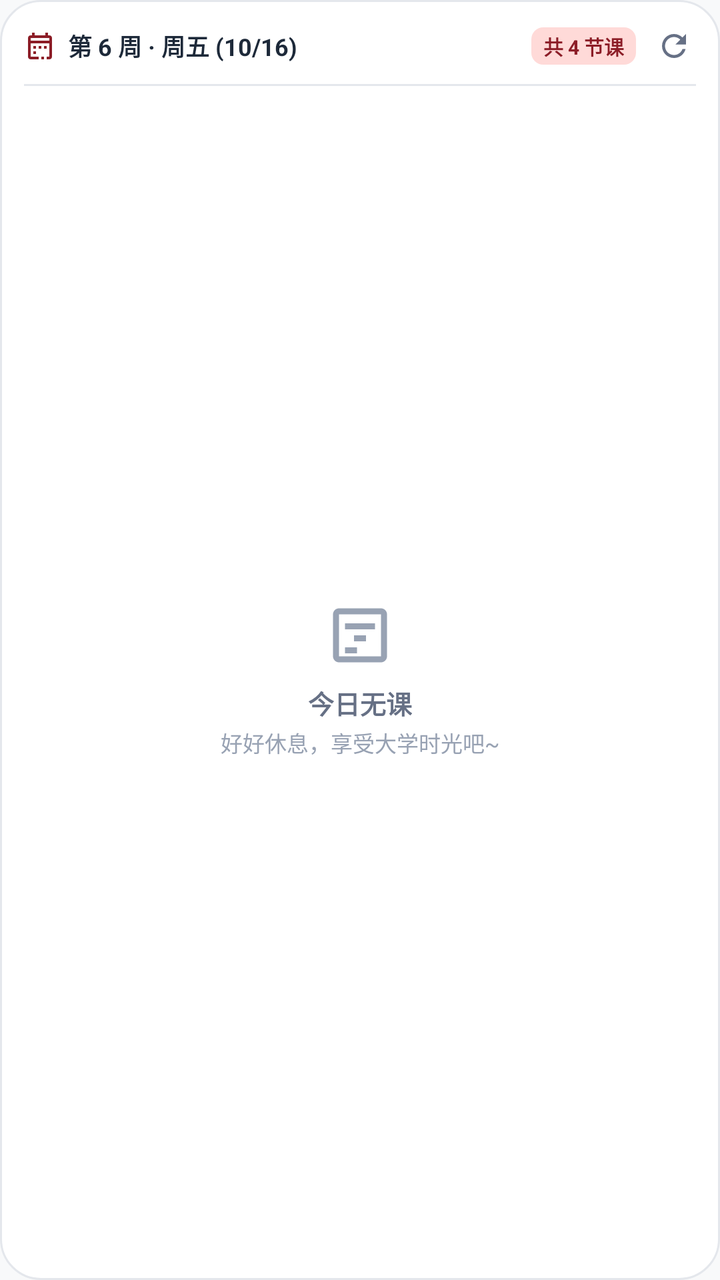
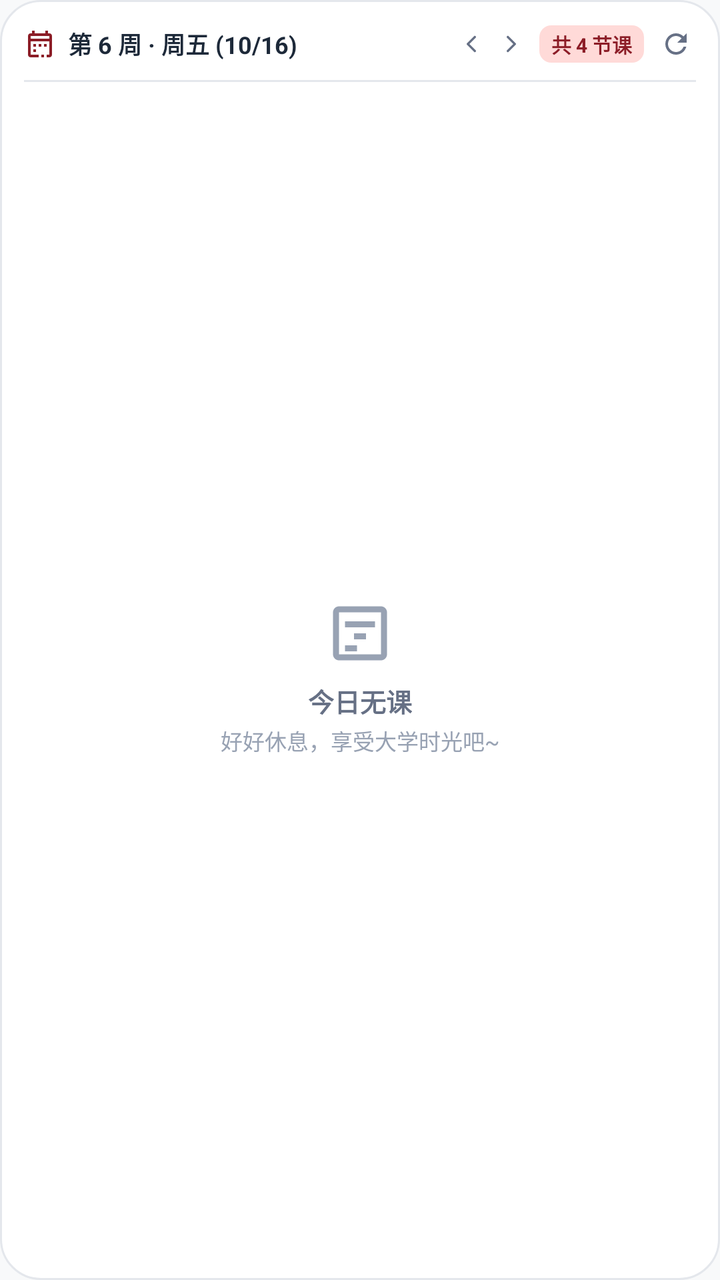

Compare the two renders of this Android layout. The source of the first and the diff that turns it into the second are given below.
<!-- AndroidManifest.xml: application theme Theme.UsstJwgl -->
<!-- res/layout/widget_today_schedule.xml -->
<?xml version="1.0" encoding="utf-8"?>
<LinearLayout xmlns:android="http://schemas.android.com/apk/res/android"
    xmlns:tools="http://schemas.android.com/tools"
    android:id="@+id/llWidgetRoot"
    android:layout_width="match_parent"
    android:layout_height="match_parent"
    android:background="@drawable/bg_widget_container"
    android:orientation="vertical"
    android:padding="12dp">

    
    <LinearLayout
        android:id="@+id/llWidgetHeader"
        android:layout_width="match_parent"
        android:layout_height="wrap_content"
        android:gravity="center_vertical"
        android:orientation="horizontal">

        <ImageView
            android:layout_width="16dp"
            android:layout_height="16dp"
            android:src="@drawable/ic_nav_timetable"
            android:tint="@color/primary"
            tools:ignore="UseAppTint" />

        <TextView
            android:id="@+id/tvWidgetHeaderDate"
            android:layout_width="0dp"
            android:layout_height="wrap_content"
            android:layout_marginStart="6dp"
            android:layout_weight="1"
            android:ellipsize="end"
            android:maxLines="1"
            android:text="第 6 周 · 周五 (10/16)"
            android:textColor="@color/text_primary"
            android:textSize="12sp"
            android:textStyle="bold" />

        <TextView
            android:id="@+id/tvWidgetStatusBadge"
            android:layout_width="wrap_content"
            android:layout_height="wrap_content"
            android:layout_marginEnd="8dp"
            android:background="@drawable/bg_widget_badge"
            android:paddingHorizontal="6dp"
            android:paddingVertical="2dp"
            android:text="共 4 节课"
            android:textColor="@color/badge_text"
            android:textSize="10sp"
            android:textStyle="bold" />

        <ImageView
            android:id="@+id/btnWidgetRefresh"
            android:layout_width="22dp"
            android:layout_height="22dp"
            android:background="?android:attr/selectableItemBackgroundBorderless"
            android:padding="2dp"
            android:src="@drawable/ic_refresh"
            android:tint="@color/text_secondary"
            tools:ignore="UseAppTint" />
    </LinearLayout>

    <ImageView
        android:layout_width="match_parent"
        android:layout_height="1dp"
        android:layout_marginTop="8dp"
        android:layout_marginBottom="8dp"
        android:background="@color/border" />

    
    <FrameLayout
        android:layout_width="match_parent"
        android:layout_height="0dp"
        android:layout_weight="1">

        <ListView
            android:id="@+id/lvWidgetCourses"
            android:layout_width="match_parent"
            android:layout_height="match_parent"
            android:divider="@null"
            android:dividerHeight="0dp"
            android:scrollbars="none" />

        
        <LinearLayout
            android:id="@+id/llWidgetEmpty"
            android:layout_width="match_parent"
            android:layout_height="match_parent"
            android:gravity="center"
            android:orientation="vertical">

            <ImageView
                android:id="@+id/ivWidgetEmptyIcon"
                android:layout_width="36dp"
                android:layout_height="36dp"
                android:src="@drawable/ic_empty_courses"
                android:tint="@color/text_tertiary"
                tools:ignore="UseAppTint" />

            <TextView
                android:id="@+id/tvWidgetEmptyTitle"
                android:layout_width="wrap_content"
                android:layout_height="wrap_content"
                android:layout_marginTop="6dp"
                android:text="今日无课"
                android:textColor="@color/text_secondary"
                android:textSize="13sp"
                android:textStyle="bold" />

            <TextView
                android:id="@+id/tvWidgetEmptySubtitle"
                android:layout_width="wrap_content"
                android:layout_height="wrap_content"
                android:layout_marginTop="2dp"
                android:text="好好休息，享受大学时光吧~"
                android:textColor="@color/text_tertiary"
                android:textSize="11sp" />
        </LinearLayout>

    </FrameLayout>

</LinearLayout>
<!-- resources referenced by this layout -->
<resources>
  <color name="badge_text">#8C1D27</color>
  <color name="border">#E4E7EC</color>
  <color name="primary">#8C1D27</color>
  <color name="text_primary">#1D2939</color>
  <color name="text_secondary">#667085</color>
  <color name="text_tertiary">#98A2B3</color>
  <!-- drawable bg_widget_badge (drawable) -->
  <?xml version="1.0" encoding="utf-8"?>
  <shape xmlns:android="http://schemas.android.com/apk/res/android"
      android:shape="rectangle">
      <corners android:radius="6dp" />
      <solid android:color="@color/badge_bg" />
  </shape>
  <!-- drawable bg_widget_container (drawable) -->
  <?xml version="1.0" encoding="utf-8"?>
  <shape xmlns:android="http://schemas.android.com/apk/res/android"
      android:shape="rectangle">
      <corners android:radius="20dp" />
      <solid android:color="@color/surface" />
      <stroke
          android:width="1dp"
          android:color="@color/border" />
  </shape>
  <!-- drawable ic_empty_courses (drawable) -->
  <vector xmlns:android="http://schemas.android.com/apk/res/android"
      android:width="64dp"
      android:height="64dp"
      android:viewportWidth="24"
      android:viewportHeight="24">
      <path
          android:fillColor="#FF98A2B3"
          android:pathData="M19,3H5c-1.1,0 -2,0.9 -2,2v14c0,1.1 0.9,2 2,2h14c1.1,0 2,-0.9 2,-2V5c0,-1.1 -0.9,-2 -2,-2zm0,16H5V5h14v14zm-5,-7h-4v2h4v-2zm3,-4H7v2h10V8zm-6,8H7v2h4v-2z" />
  </vector>
  <!-- drawable ic_nav_timetable (drawable) -->
  <vector xmlns:android="http://schemas.android.com/apk/res/android"
      android:width="24dp"
      android:height="24dp"
      android:viewportWidth="24"
      android:viewportHeight="24">
    <path
        android:fillColor="#FF000000"
        android:pathData="M19,4h-1V2h-2v2H8V2H6v2H5c-1.11,0 -1.99,0.9 -1.99,2L3,20c0,1.1 0.89,2 2,2h14c1.1,0 2,-0.9 2,-2V6c0,-1.1 -0.9,-2 -2,-2zM19,20H5V10h14v10zM19,8H5V6h14v2zM9,14H7v-2h2v2zm4,0h-2v-2h2v2zm4,0h-2v-2h2v2zm-8,4H7v-2h2v2zm4,4h-2v-2h2v2zm4,0h-2v-2h2v2z"/>
  </vector>
  <!-- drawable ic_refresh (drawable) -->
  ﻿<vector xmlns:android="http://schemas.android.com/apk/res/android"
      android:width="24dp"
      android:height="24dp"
      android:viewportWidth="24"
      android:viewportHeight="24">
    <path
        android:fillColor="@color/text_primary"
        android:pathData="M17.65,6.35C16.2,4.9 14.21,4 12,4c-4.42,0 -7.99,3.58 -7.99,8s3.57,8 7.99,8c3.73,0 6.84,-2.55 7.73,-6h-2.08c-0.82,2.33 -3.04,4 -5.65,4 -3.31,0 -6,-2.69 -6,-6s2.69,-6 6,-6c1.66,0 3.14,0.69 4.22,1.78L13,11h7V4l-2.35,2.35z"/>
  </vector>
  <color name="badge_bg">#FFDAD8</color>
  <color name="surface">#FFFFFF</color>
  <color name="on_primary">#FFFFFF</color>
  <color name="primary_container">#FFDAD8</color>
  <color name="on_primary_container">#3B080E</color>
  <color name="secondary">#775654</color>
  <color name="secondary_container">#FFDAD7</color>
  <color name="on_secondary_container">#2C1514</color>
  <color name="background">#F8F9FA</color>
  <!-- unchanged entries left out for length: 1 -->
</resources>

<!-- the commit's change to res/layout/widget_today_schedule.xml (unified diff, before → after) -->
@@ -36,11 +36,56 @@
             android:textSize="12sp"
             android:textStyle="bold" />
 
+        
+        <LinearLayout
+            android:id="@+id/llWidgetDateNav"
+            android:layout_width="wrap_content"
+            android:layout_height="wrap_content"
+            android:gravity="center_vertical"
+            android:orientation="horizontal">
+
+            <ImageView
+                android:id="@+id/btnWidgetPrevDay"
+                android:layout_width="20dp"
+                android:layout_height="20dp"
+                android:background="?android:attr/selectableItemBackgroundBorderless"
+                android:padding="3dp"
+                android:src="@drawable/ic_chevron_left"
+                android:tint="@color/text_secondary"
+                tools:ignore="UseAppTint" />
+
+            
+            <TextView
+                android:id="@+id/btnWidgetResetToday"
+                android:layout_width="wrap_content"
+                android:layout_height="wrap_content"
+                android:layout_marginHorizontal="2dp"
+                android:background="@drawable/bg_widget_badge"
+                android:paddingHorizontal="4dp"
+                android:paddingVertical="1dp"
+                android:text="今"
+                android:textColor="@color/badge_text"
+                android:textSize="9sp"
+                android:textStyle="bold"
+                android:visibility="gone" />
+
+            <ImageView
+                android:id="@+id/btnWidgetNextDay"
+                android:layout_width="20dp"
+                android:layout_height="20dp"
+                android:background="?android:attr/selectableItemBackgroundBorderless"
+                android:padding="3dp"
+                android:src="@drawable/ic_chevron_right"
+                android:tint="@color/text_secondary"
+                tools:ignore="UseAppTint" />
+        </LinearLayout>
+
         <TextView
             android:id="@+id/tvWidgetStatusBadge"
             android:layout_width="wrap_content"
             android:layout_height="wrap_content"
-            android:layout_marginEnd="8dp"
+            android:layout_marginStart="4dp"
+            android:layout_marginEnd="6dp"
             android:background="@drawable/bg_widget_badge"
             android:paddingHorizontal="6dp"
             android:paddingVertical="2dp"
@@ -51,8 +96,8 @@
 
         <ImageView
             android:id="@+id/btnWidgetRefresh"
-            android:layout_width="22dp"
-            android:layout_height="22dp"
+            android:layout_width="20dp"
+            android:layout_height="20dp"
             android:background="?android:attr/selectableItemBackgroundBorderless"
             android:padding="2dp"
             android:src="@drawable/ic_refresh"
<!-- resource entries referenced after the edit -->
@@ -23,6 +23,34 @@
           android:width="1dp"
           android:color="@color/border" />
   </shape>
+  <!-- drawable ic_chevron_left (drawable) -->
+  <vector xmlns:android="http://schemas.android.com/apk/res/android"
+      android:width="24dp"
+      android:height="24dp"
+      android:viewportWidth="24"
+      android:viewportHeight="24">
+      <path
+          android:fillColor="#00000000"
+          android:pathData="M15,6L9,12L15,18"
+          android:strokeColor="#FF000000"
+          android:strokeLineCap="round"
+          android:strokeLineJoin="round"
+          android:strokeWidth="2.0" />
+  </vector>
+  <!-- drawable ic_chevron_right (drawable) -->
+  <vector xmlns:android="http://schemas.android.com/apk/res/android"
+      android:width="24dp"
+      android:height="24dp"
+      android:viewportWidth="24"
+      android:viewportHeight="24">
+      <path
+          android:fillColor="#00000000"
+          android:pathData="M9,6L15,12L9,18"
+          android:strokeColor="#FF000000"
+          android:strokeLineCap="round"
+          android:strokeLineJoin="round"
+          android:strokeWidth="2.0" />
+  </vector>
   <!-- drawable ic_empty_courses (drawable) -->
   <vector xmlns:android="http://schemas.android.com/apk/res/android"
       android:width="64dp"
